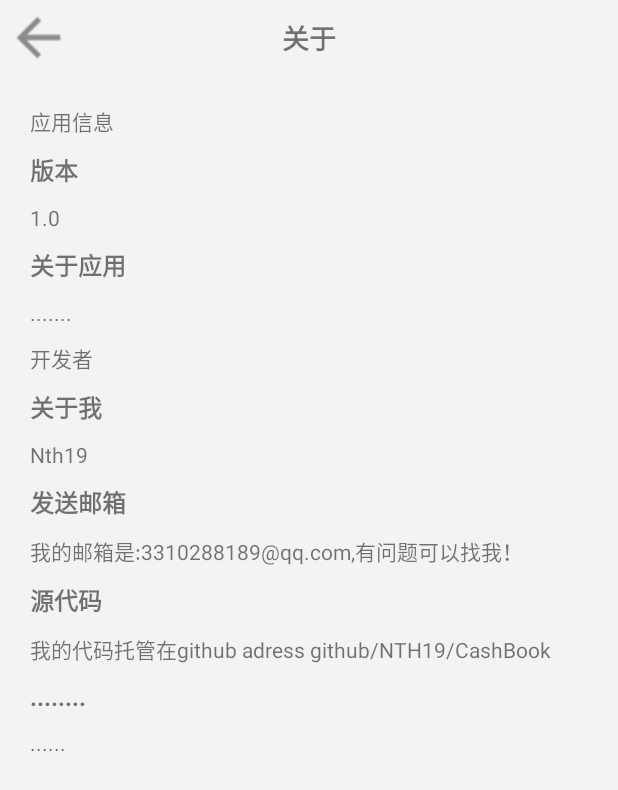
After one commit to NTH19/AndroidCashBook, an Android app: the AboutActivity screen opened directly, with no data from a screen before it, on a phone screen of 412 x 824 dp. The commit adds this screen. Shown: the top 790 px of the screen. Run offline under Robolectric (Android 15) with nearby library versions, the phone set to English and light mode, and no system bars.

Commit message:
add about interface and activity and fix bug 闪退

```diff
--- a/app/src/main/AndroidManifest.xml
+++ b/app/src/main/AndroidManifest.xml
@@ -14,6 +14,9 @@
             android:name=".RecordActivity"
             android:exported="false" />
         <activity
+            android:name=".AboutActivity"
+            android:exported="false" />
+        <activity
             android:name=".utils.SearchActivity"
             android:exported="false" />
         <activity
--- /dev/null
+++ b/app/src/main/java/com/example/cashbook/AboutActivity.kt
@@ -0,0 +1,17 @@
+package com.example.cashbook
+
+import android.os.Bundle
+import android.view.View
+import androidx.appcompat.app.AppCompatActivity
+
+
+class AboutActivity : AppCompatActivity() {
+    override fun onCreate(savedInstanceState: Bundle?) {
+        super.onCreate(savedInstanceState)
+        setContentView(R.layout.activity_about)
+    }
+
+    fun onClick(view: View?) {
+        finish()
+    }
+}
--- a/app/src/main/java/com/example/cashbook/frag_record/TypeBaseAdapter.kt
+++ b/app/src/main/java/com/example/cashbook/frag_record/TypeBaseAdapter.kt
@@ -21,7 +21,7 @@ class TypeBaseAdapter (var context: Context,var list: MutableList<TypeBean>,var
     }
 
     override fun getItemId(p0: Int): Long {
-        return p0 as Long
+        return p0.toLong()
     }
 
     override fun getView(p0: Int, p1: View?, p2: ViewGroup?): View {
--- a/app/src/main/java/com/example/cashbook/utils/MoreDialog.kt
+++ b/app/src/main/java/com/example/cashbook/utils/MoreDialog.kt
@@ -9,7 +9,9 @@ import android.view.Gravity
 import android.view.View
 import android.widget.Button
 import android.widget.ImageView
+import com.example.cashbook.AboutActivity
 import com.example.cashbook.R
+
 
 class MoreDialog(context: Context) : Dialog(context),
     View.OnClickListener {
@@ -37,7 +39,8 @@ class MoreDialog(context: Context) : Dialog(context),
         val intent = Intent()
         when (v.id) {
             R.id.dialog_more_btn_about -> {
-
+                intent.setClass(context, AboutActivity::class.java)
+                context.startActivity(intent)
             }
             R.id.dialog_more_btn_setting -> {
 
--- /dev/null
+++ b/app/src/main/res/layout/activity_about.xml
@@ -0,0 +1,114 @@
+<?xml version="1.0" encoding="utf-8"?>
+<LinearLayout xmlns:android="http://schemas.android.com/apk/res/android"
+    android:layout_width="match_parent"
+    android:layout_height="match_parent"
+    android:orientation="vertical"
+    android:background="@color/grey">
+    <RelativeLayout
+        android:layout_width="match_parent"
+        android:layout_height="50dp">
+        <ImageView
+            android:id="@+id/about_iv_back"
+            android:layout_width="wrap_content"
+            android:layout_height="match_parent"
+            android:src="@mipmap/it_back"
+            android:onClick="onClick"
+            android:layout_marginLeft="10dp"/>
+        <TextView
+            android:layout_width="wrap_content"
+            android:layout_height="wrap_content"
+            android:layout_centerInParent="true"
+            android:text="@string/about"
+            android:textSize="18sp"
+            android:textStyle="bold"/>
+    </RelativeLayout>
+    <LinearLayout
+        android:layout_width="match_parent"
+        android:layout_height="match_parent"
+        android:orientation="vertical"
+        android:padding="20dp">
+        <TextView
+            android:layout_width="wrap_content"
+            android:layout_height="wrap_content"
+            android:text="@string/about_appinfo"/>
+        <TextView
+            android:layout_width="wrap_content"
+            android:layout_height="wrap_content"
+            android:text="@string/about_version"
+            android:layout_marginTop="10dp"
+            android:textStyle="bold"
+            android:textSize="16sp"/>
+        <TextView
+            android:layout_width="wrap_content"
+            android:layout_height="wrap_content"
+            android:layout_marginTop="10dp"
+            android:text="@string/about_1"/>
+        <TextView
+            android:layout_width="wrap_content"
+            android:layout_height="wrap_content"
+            android:layout_marginTop="10dp"
+            android:textStyle="bold"
+            android:textSize="16sp"
+            android:text="@string/about_app"/>
+        <TextView
+            android:layout_width="wrap_content"
+            android:layout_height="wrap_content"
+            android:layout_marginTop="10dp"
+            android:text="@string/about_balabala"/>
+        <TextView
+            android:layout_width="wrap_content"
+            android:layout_height="wrap_content"
+            android:layout_marginTop="10dp"
+            android:text="@string/about_developer"/>
+        <TextView
+            android:layout_width="wrap_content"
+            android:layout_height="wrap_content"
+            android:layout_marginTop="10dp"
+            android:textStyle="bold"
+            android:textSize="16sp"
+            android:text="@string/about_me"/>
+        <TextView
+            android:layout_width="wrap_content"
+            android:layout_height="wrap_content"
+            android:layout_marginTop="10dp"
+            android:text="@string/about_loc"/>
+        <TextView
+            android:layout_width="wrap_content"
+            android:layout_height="wrap_content"
+            android:layout_marginTop="10dp"
+            android:textStyle="bold"
+            android:textSize="16sp"
+            android:text="@string/about_email"/>
+        <TextView
+            android:layout_width="wrap_content"
+            android:layout_height="wrap_content"
+            android:layout_marginTop="10dp"
+            android:text="@string/about_email2"/>
+        <TextView
+            android:layout_width="wrap_content"
+            android:layout_height="wrap_content"
+            android:layout_marginTop="10dp"
+            android:textStyle="bold"
+            android:textSize="16sp"
+            android:text="@string/about_code"/>
+        <TextView
+            android:layout_width="wrap_content"
+            android:layout_height="wrap_content"
+            android:layout_marginTop="10dp"
+            android:text="@string/about_codeinfo"/>
+        <TextView
+            android:layout_width="wrap_content"
+            android:layout_height="wrap_content"
+            android:layout_marginTop="10dp"
+            android:textStyle="bold"
+            android:textSize="16sp"
+            android:text="@string/about_Blog"/>
+        <TextView
+            android:layout_width="wrap_content"
+            android:layout_height="wrap_content"
+            android:layout_marginTop="10dp"
+            android:text="@string/about_Blog22"/>
+
+
+    </LinearLayout>
+</LinearLayout>
--- a/app/src/main/res/values/strings.xml
+++ b/app/src/main/res/values/strings.xml
@@ -17,4 +17,19 @@
     <string name="history_record">历史记录</string>
     <string name="account_info">账单记录</string>
     <string name="about">关于</string>
+    <string name="about_appinfo">应用信息</string>
+    <string name="about_version">版本</string>
+    <string name="about_1">1.0</string>
+    <string name="about_app">关于应用</string>
+    <string name="about_balabala">.......</string>
+    <string name="about_developer">开发者</string>
+    <string name="about_me">关于我</string>
+    <string name="about_loc">Nth19</string>
+    <string name="about_email">发送邮箱</string>
+    <string name="about_email2">我的邮箱是:3310288189@qq.com,有问题可以找我！</string>
+    <string name="about_code">源代码</string>
+    <string name="about_codeinfo">我的代码托管在github adress github/NTH19/CashBook</string>
+    <string name="about_Blog">........</string>
+    <string name="about_Blog22">......</string>
+
 </resources>
```
